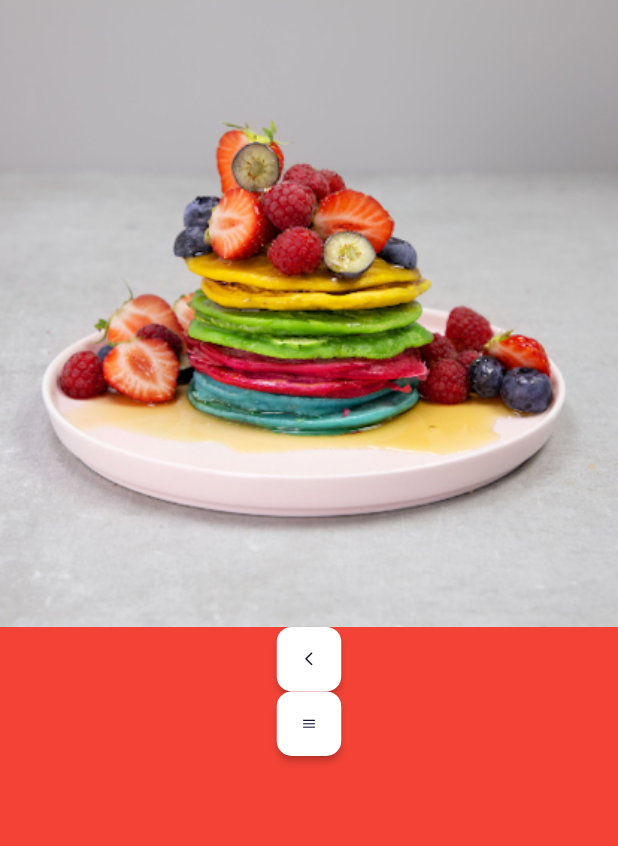
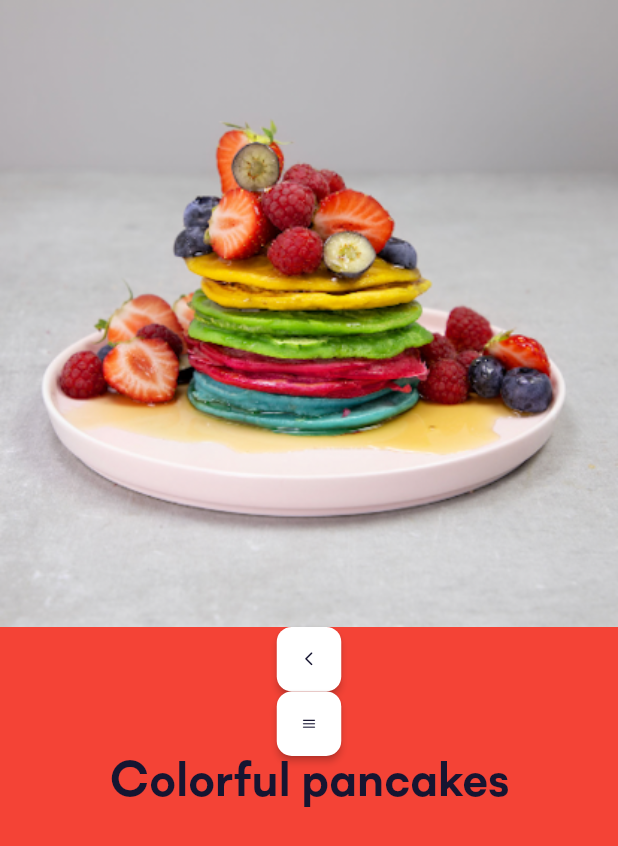
Before and after one commit to LouisHatte/MobileApp-miamMiam, a Flutter app: the screen it shows after launch, on a phone screen of 412 x 824 dp. Shown: the top 846 px of the screen. Run offline on Flutter 3.47's test engine with Material 2 defaults, Android fonts, the phone set to English and light mode, and no system bars.

Commit message:
Add all images, all fonts, a color class and the App title

```diff
--- /dev/null
+++ b/lib/appColors.dart
@@ -0,0 +1,12 @@
+import 'package:flutter/material.dart';
+
+class AppColors {
+  static const white = Colors.white;
+  static const white00 = Color(0xFFFFFF00);
+  static const grey14 = Color(0x00000014);
+  static const grey50 = Color(0xCECECE50);
+  static const greyF0 = Color(0xFFF0F0F0);
+  static const darkGrey = Color(0xFF2A2E2E);
+  static const darkBlue = Color(0xFF161531);
+  static const lightBlue = Color(0xFF20CAD1);
+}
--- a/lib/main.dart
+++ b/lib/main.dart
@@ -1,4 +1,5 @@
 import 'package:flutter/material.dart';
+import 'appColors.dart';
 import './widgets/gobackButton.dart';
 import './widgets/menuButton.dart';
 
@@ -13,6 +14,7 @@ class App extends StatelessWidget {
       title: 'Miam Miam',
       theme: ThemeData(
         primarySwatch: Colors.blue,
+        fontFamily: 'Soin Sans Neue',
       ),
       home: Home(),
     );
@@ -31,6 +33,17 @@ class Home extends StatelessWidget {
               Image.asset('assets/images/pancakes.png'),
               GobackButton(),
               MenuButton(),
+              Container(
+                child: Text(
+                  'Colorful pancakes',
+                  style: TextStyle(
+                    color: AppColors.darkBlue.withOpacity(1),
+                    fontFamily: 'Soin Sans Neue',
+                    fontWeight: FontWeight.bold,
+                    fontSize: 33,
+                  ),
+                ),
+              ),
             ],
           ),
         ),
```
Also changed, not shown: pubspec.yaml (+7 -54 lines), assets/fonts/SoinSansNeue-Bold.otf (added), assets/fonts/SoinSansNeue-Medium.otf (added), assets/fonts/SoinSansNeue-Roman.otf (added), assets/images/add.svg (added), assets/images/book.svg (added), assets/images/calories.svg (added), assets/images/group.svg (added), assets/images/heart.svg (added), assets/images/julianWan.png (added), assets/images/julianWan2.png (added), assets/images/julianWan3.png (added), assets/images/kettlebell.svg (added), assets/images/timer.svg (added).
